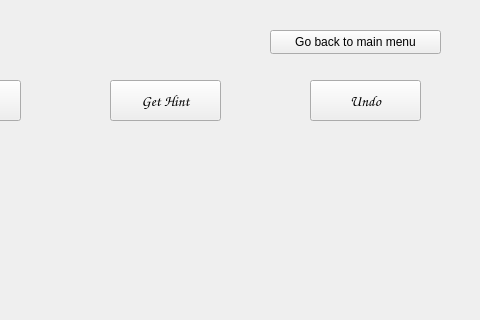
Above: app/GameScreenWidget.ui from onisimm/Cookie-Byte-10LF323 before the change; both pictures show x 320 to 800 and y 0 to 320 of the 800 by 700 pixel window. Below: the same form after it.
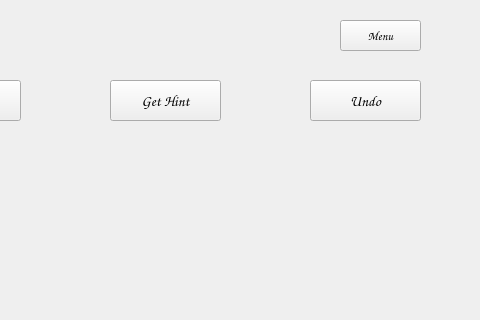
That is the form after the change.

Commit message: Add Menu Dialog

Diff of the .ui file:
```diff
--- a/app/GameScreenWidget.ui
+++ b/app/GameScreenWidget.ui
@@ -35,14 +35,20 @@
   <widget class="QPushButton" name="backToMenuButton">
    <property name="geometry">
     <rect>
-     <x>590</x>
-     <y>30</y>
-     <width>171</width>
-     <height>24</height>
+     <x>660</x>
+     <y>20</y>
+     <width>81</width>
+     <height>31</height>
     </rect>
    </property>
+   <property name="font">
+    <font>
+     <family>Comic Sans MS</family>
+     <pointsize>9</pointsize>
+    </font>
+   </property>
    <property name="text">
-    <string>Go back to main menu</string>
+    <string>Menu</string>
    </property>
   </widget>
   <widget class="QWidget" name="gridLayoutWidget">
```
Left out of the diff: 2 changed lines with no effect on the pictures. The commit also changes 10 other files.
